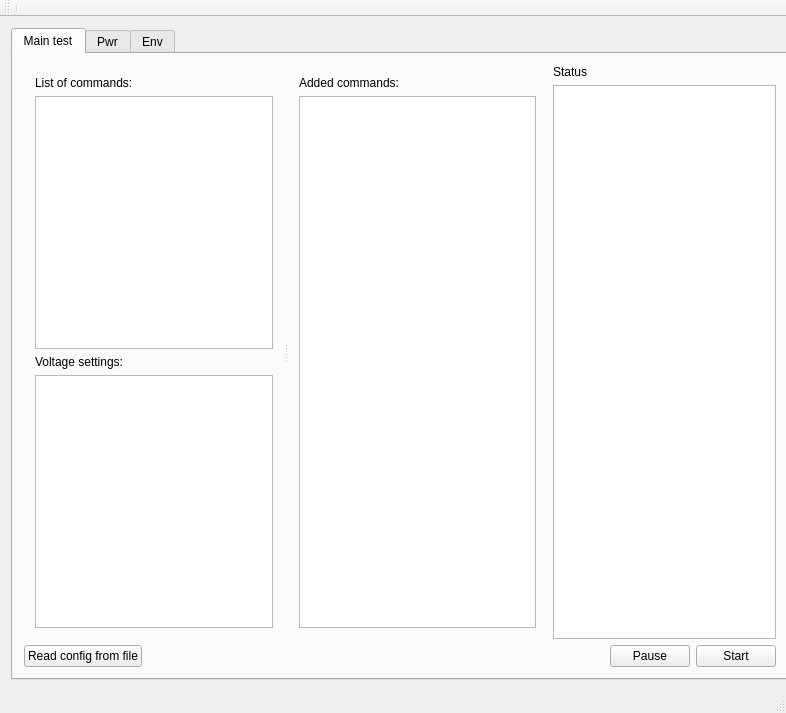
Old version of the form mainwindow.ui in the repository thomaseichhorn/burnin.
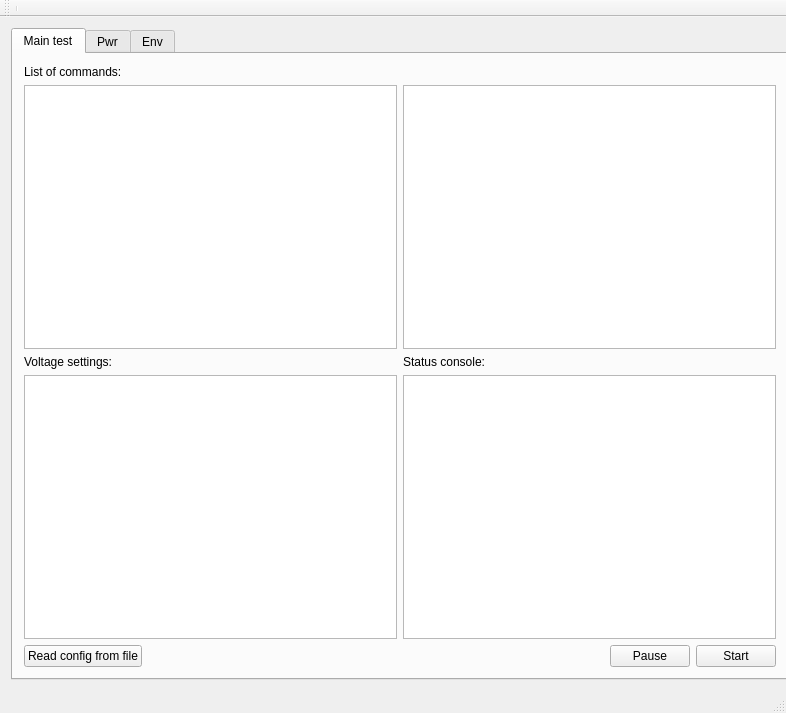
New version of the form.

Commit message: Made QTableView for displaying the status of test

Diff of the .ui file:
```diff
--- a/mainwindow.ui
+++ b/mainwindow.ui
@@ -51,19 +51,14 @@
        <attribute name="title">
         <string>Main test</string>
        </attribute>
-       <layout class="QVBoxLayout" name="verticalLayout_9">
-        <item>
          <layout class="QVBoxLayout" name="verticalLayout_8">
           <item>
-           <layout class="QHBoxLayout" name="horizontalLayout_4">
-            <item>
-             <widget class="QSplitter" name="splitter">
-              <property name="orientation">
-               <enum>Qt::Horizontal</enum>
-              </property>
-              <widget class="QWidget" name="layoutWidget">
                <layout class="QVBoxLayout" name="verticalLayout_7">
                 <item>
+           <layout class="QGridLayout" name="gridLayout_2">
+            <item row="0" column="0">
+             <layout class="QVBoxLayout" name="verticalLayout_2">
+              <item>
                  <widget class="QLabel" name="label_2">
                   <property name="text">
                    <string>List of commands:</string>
@@ -84,34 +79,44 @@
                  <widget class="QListWidget" name="listWidget"/>
                 </item>
                </layout>
-              </widget>
-              <widget class="QWidget" name="layoutWidget">
-               <layout class="QVBoxLayout" name="verticalLayout_2">
-                <item>
-                 <widget class="QLabel" name="label_13">
-                  <property name="text">
-                   <string>Added commands:</string>
-                  </property>
-                 </widget>
-                </item>
-                <item>
-                 <widget class="QListWidget" name="AddedListWidget"/>
-                </item>
-               </layout>
-              </widget>
-             </widget>
-            </item>
-            <item>
+            </item>
+            <item row="0" column="1">
              <layout class="QVBoxLayout" name="verticalLayout_3">
               <item>
                <widget class="QLabel" name="label">
                 <property name="text">
-                 <string>Status</string>
+                 <string/>
                 </property>
                </widget>
               </item>
               <item>
-               <widget class="QListWidget" name="StatusListWidget"/>
+               <widget class="QTableView" name="AddedComands_tabelView">
+                <property name="minimumSize">
+                 <size>
+                  <width>373</width>
+                  <height>0</height>
+                 </size>
+                </property>
+                <property name="dragEnabled">
+                 <bool>true</bool>
+                </property>
+                <property name="dragDropMode">
+                 <enum>QAbstractItemView::DragDrop</enum>
+                </property>
+                <property name="defaultDropAction">
+                 <enum>Qt::IgnoreAction</enum>
+                </property>
+               </widget>
+              </item>
+              <item>
+               <widget class="QLabel" name="label_13">
+                <property name="text">
+                 <string>Status console:</string>
+                </property>
+               </widget>
+              </item>
+              <item>
+               <widget class="QTextBrowser" name="textBrowser"/>
               </item>
              </layout>
             </item>
```
Lines whose indentation alone changed are shown as unchanged. The commit also changes 7 other files.
